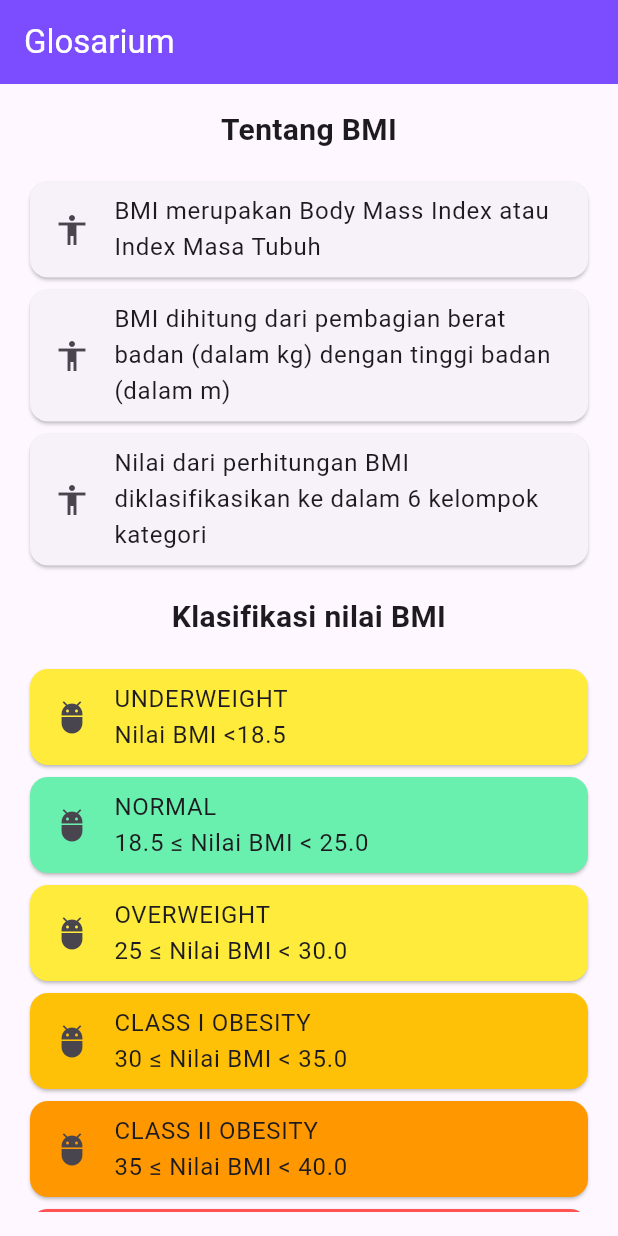
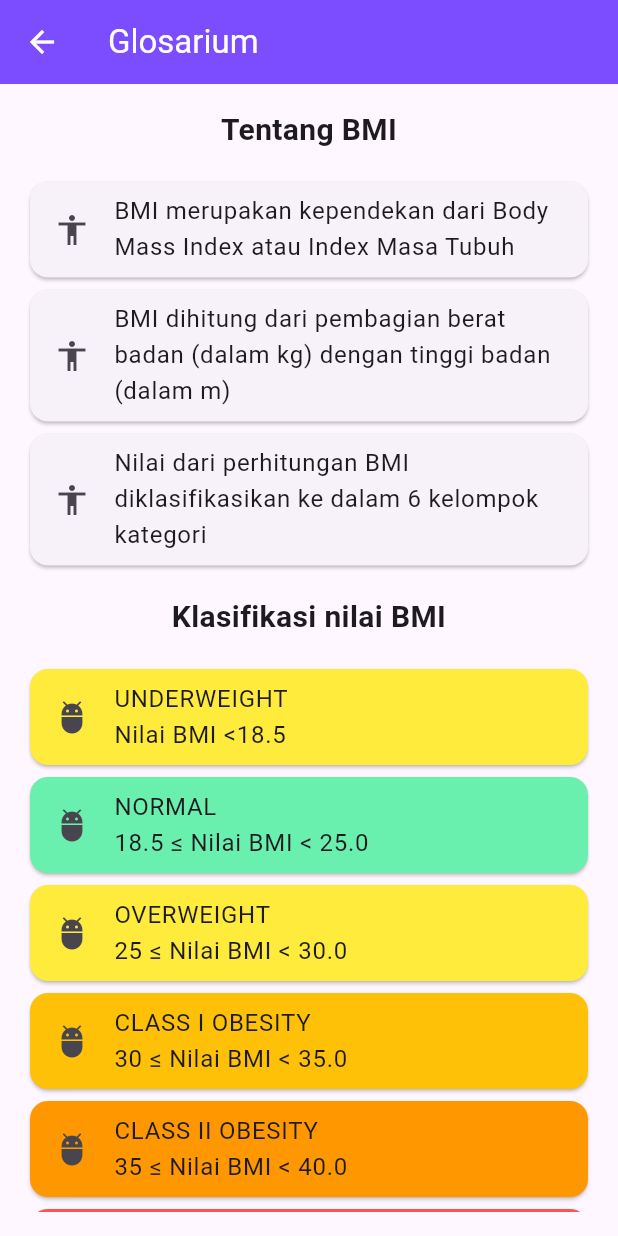
Before and after one commit to vian-verse/submission-membuat-aplikasi-flutter-pemula, a Flutter app: the screen it shows after launch, on a phone screen of 412 x 824 dp. Run offline on Flutter 3.47's test engine with Material 3 defaults, Android fonts, the phone set to English and light mode, and no system bars.

Commit message:
finish glosarium dan menambahkan back button

```diff
--- a/lib/glossary_screen.dart
+++ b/lib/glossary_screen.dart
@@ -7,12 +7,17 @@ class GlossaryScreen extends StatelessWidget {
   Widget build(BuildContext context) {
     return Scaffold(
       appBar: AppBar(
+          automaticallyImplyLeading: false,
           title: Text(
             'Glosarium',
             style: TextStyle(color: Colors.white),
           ),
           backgroundColor: Colors.deepPurpleAccent,
+          leading: IconButton(
+            icon: Icon(Icons.arrow_back),
+            onPressed: () => Navigator.pop(context),
           ),
+          iconTheme: IconThemeData(color: Colors.white)),
       body: SafeArea(
           child: Padding(
             padding: const EdgeInsets.all(16.0),
@@ -29,7 +34,7 @@ class GlossaryScreen extends StatelessWidget {
                 Card(
                   child: ListTile(
                     title:
-                    Text('BMI merupakan Body Mass Index atau Index Masa Tubuh'),
+                        Text('BMI merupakan kependekan dari Body Mass Index atau Index Masa Tubuh'),
                     leading: Icon(Icons.accessibility),
                   ),
                 ),
@@ -65,32 +70,28 @@ class GlossaryScreen extends StatelessWidget {
                 Card(
                   color: Colors.greenAccent,
                   child: ListTile(
-                title: Text(
-                    'NORMAL\n18.5 ≤ Nilai BMI < 25.0'),
+                    title: Text('NORMAL\n18.5 ≤ Nilai BMI < 25.0'),
                     leading: Icon(Icons.adb),
                   ),
                 ),
                 Card(
                   color: Colors.yellow,
                   child: ListTile(
-                title: Text(
-                    'OVERWEIGHT\n25 ≤ Nilai BMI < 30.0'),
+                    title: Text('OVERWEIGHT\n25 ≤ Nilai BMI < 30.0'),
                     leading: Icon(Icons.adb),
                   ),
                 ),
                 Card(
                   color: Colors.amber,
                   child: ListTile(
-                title: Text(
-                    'CLASS I OBESITY\n30 ≤ Nilai BMI < 35.0'),
+                    title: Text('CLASS I OBESITY\n30 ≤ Nilai BMI < 35.0'),
                     leading: Icon(Icons.adb),
                   ),
                 ),
                 Card(
                   color: Colors.orange,
                   child: ListTile(
-                title: Text(
-                    'CLASS II OBESITY\n35 ≤ Nilai BMI < 40.0'),
+                    title: Text('CLASS II OBESITY\n35 ≤ Nilai BMI < 40.0'),
                     leading: Icon(Icons.adb),
                   ),
                 ),
```
Lines whose indentation alone changed are shown as unchanged.
